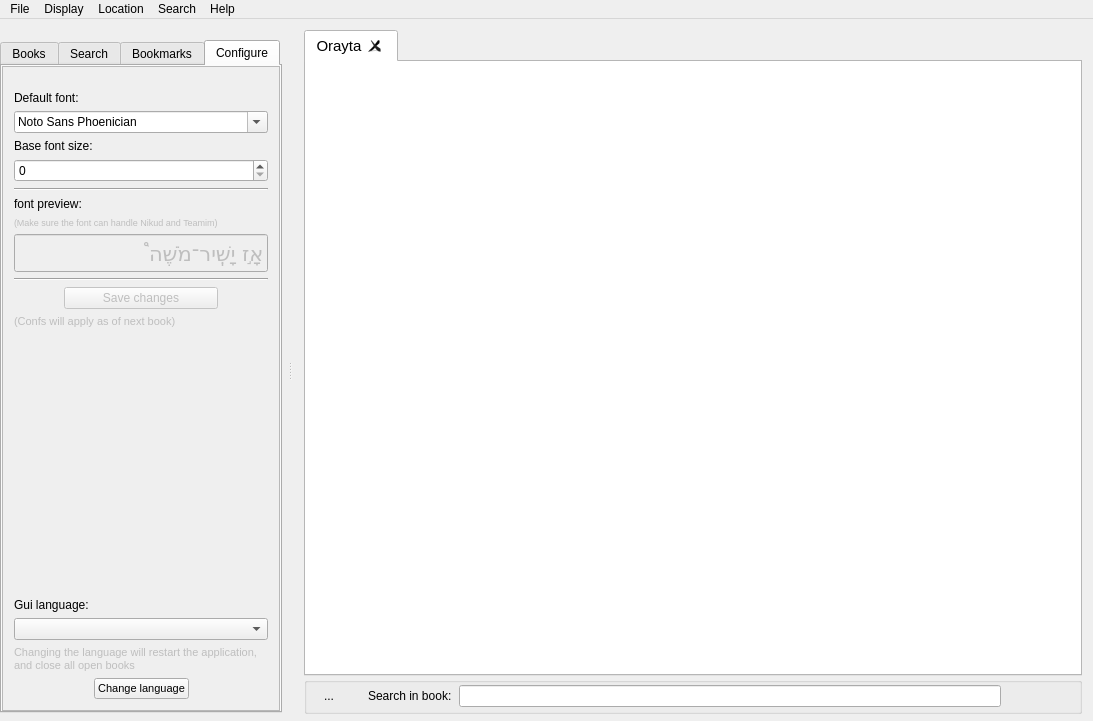
First picture: the form in trunk/mainwindow.ui, repository MosheWagner/Orayta-QT, before the edit.
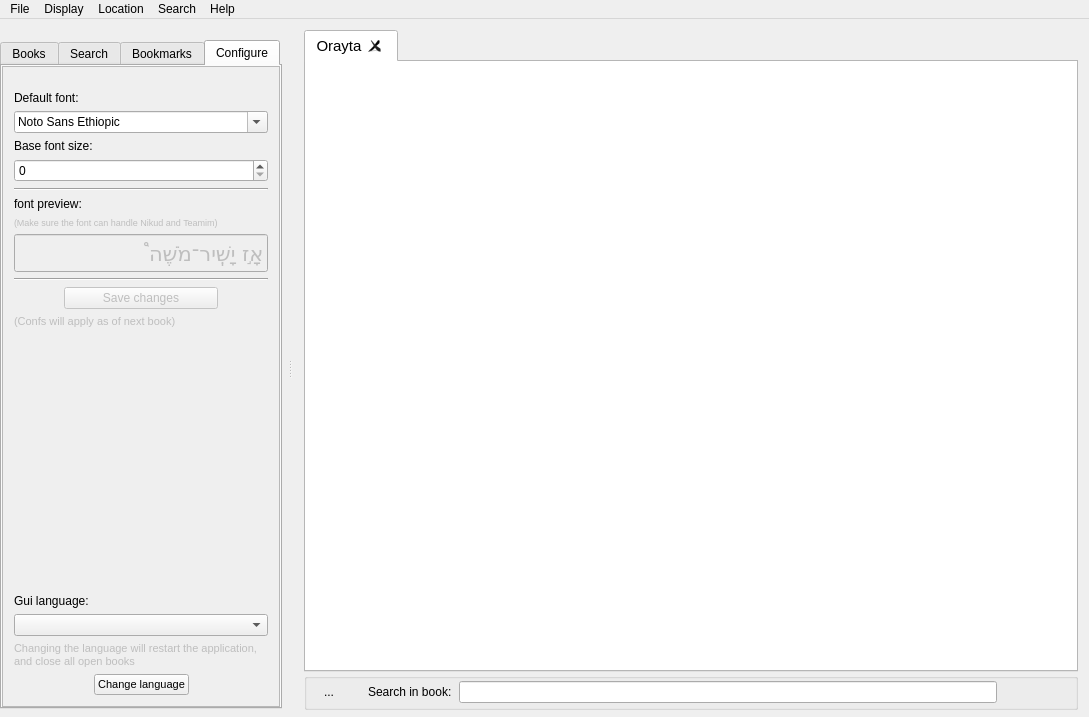
Second picture: the form after the edit. The open tabs and pages were chosen to show the change. Icons and pictures are not drawn. Custom widgets are drawn as their Qt base class.

What changed in the file:
```diff
--- a/trunk/mainwindow.ui
+++ b/trunk/mainwindow.ui
@@ -6,8 +6,8 @@
    <rect>
     <x>0</x>
     <y>0</y>
-    <width>1093</width>
-    <height>721</height>
+    <width>1089</width>
+    <height>717</height>
    </rect>
   </property>
   <property name="sizePolicy">
@@ -1615,8 +1615,8 @@
                <rect>
                 <x>0</x>
                 <y>0</y>
-                <width>208</width>
-                <height>422</height>
+                <width>231</width>
+                <height>479</height>
                </rect>
               </property>
               <layout class="QVBoxLayout" name="verticalLayout_7">
@@ -1642,7 +1642,7 @@
                   <string>font: 8pt &quot;Sans Serif&quot;;</string>
                  </property>
                  <property name="currentIndex">
-                  <number>233</number>
+                  <number>155</number>
                  </property>
                  <property name="sizeAdjustPolicy">
                   <enum>QComboBox::AdjustToContentsOnFirstShow</enum>
@@ -1903,8 +1903,8 @@
     <rect>
      <x>0</x>
      <y>0</y>
-     <width>1093</width>
-     <height>21</height>
+     <width>1089</width>
+     <height>25</height>
     </rect>
    </property>
    <property name="layoutDirection">
```
Left out of the diff: 2 changed lines with no effect on the pictures.
